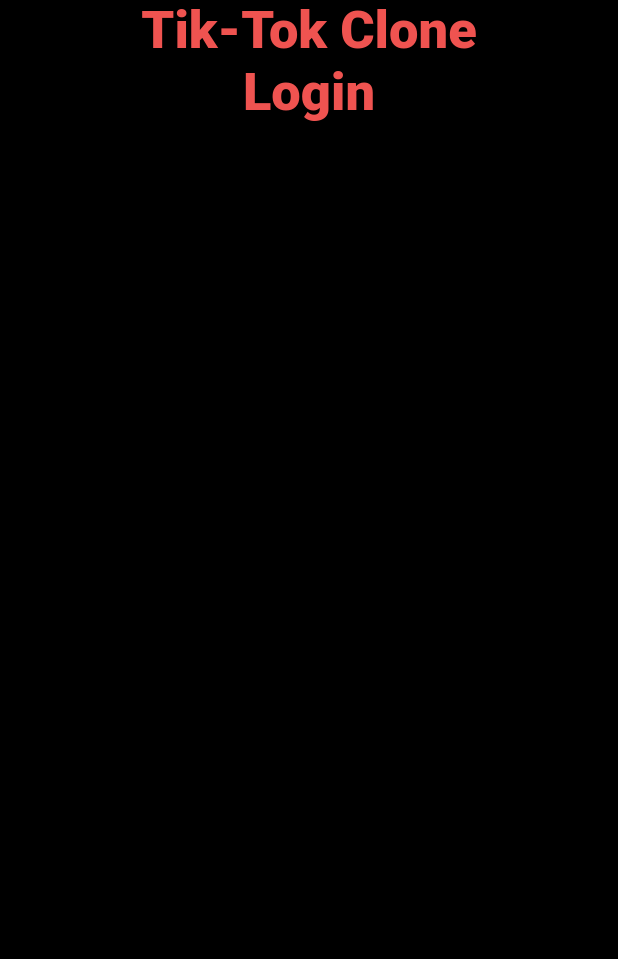
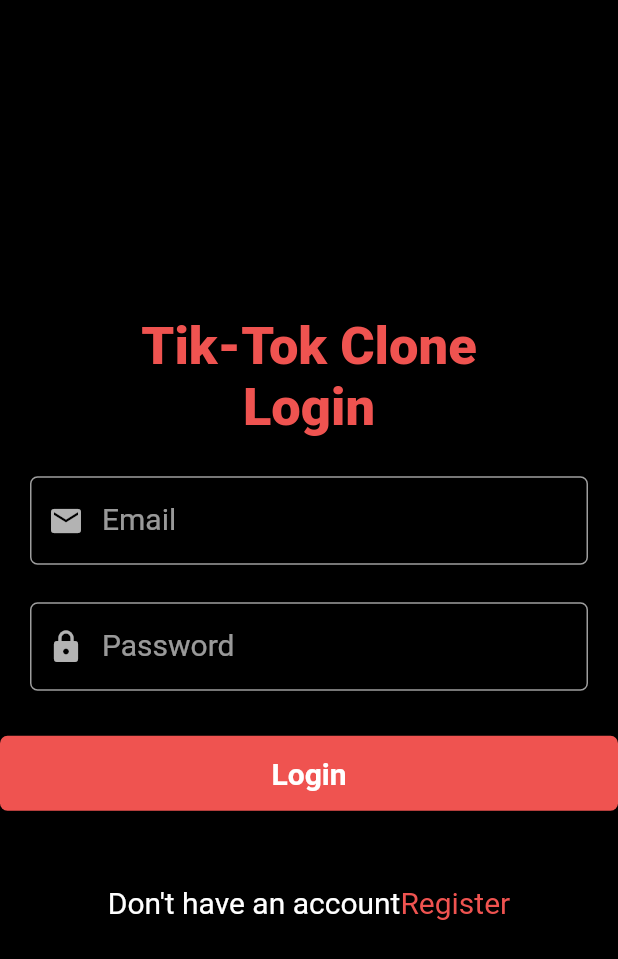
Before and after one commit to XArchangel1/Tik-Tok-Clone, a Flutter app: the screen it shows after launch, on a phone screen of 412 x 824 dp. Shown: the top 959 px of the screen. Run offline on Flutter 3.47's test engine with Material 2 defaults, Android fonts, the phone set to English and light mode, and no system bars.

Commit message:
Login Screen UI completed

```diff
--- a/lib/views/screens/auth/login_Screen.dart
+++ b/lib/views/screens/auth/login_Screen.dart
@@ -2,18 +2,22 @@
 
 import 'package:flutter/material.dart';
 import 'package:tik_tok/constants.dart';
+import 'package:tik_tok/views/widgets/text_input_field.dart';
 
 class LoginScreen extends StatelessWidget {
-  const LoginScreen({Key? key}) : super(key: key);
+  LoginScreen({Key? key}) : super(key: key);
 
+  final TextEditingController _emailcontroller = TextEditingController();
+  final TextEditingController _passwordcontroller = TextEditingController();
   @override
   Widget build(BuildContext context) {
     return Scaffold(
       body: Container(
         alignment: Alignment.center,
         child: Column(
+          mainAxisAlignment: MainAxisAlignment.center,
           children: [
-             Text(
+            Text(
               "Tik-Tok Clone",
               style: TextStyle(
                 fontSize: 35,
@@ -21,7 +25,7 @@ class LoginScreen extends StatelessWidget {
                 fontWeight: FontWeight.w900,
               ),
             ),
-             Text(
+            Text(
               'Login',
               style: TextStyle(
                 fontSize: 35,
@@ -29,8 +33,80 @@ class LoginScreen extends StatelessWidget {
                 fontWeight: FontWeight.w900,
               ),
             ),
-
-            const SizedBox(height: 25,),
+            const SizedBox(
+              height: 25,
+            ),
+            Container(
+              width: MediaQuery.of(context).size.width,
+              margin: const EdgeInsets.symmetric(horizontal: 20),
+              child: TextInputField(
+                controller: _emailcontroller,
+                labelText: 'Email',
+                icon: Icons.email,
+              ),
+            ),
+            const SizedBox(
+              height: 25,
+            ),
+            Container(
+              width: MediaQuery.of(context).size.width,
+              margin: const EdgeInsets.symmetric(horizontal: 20),
+              child: TextInputField(
+                controller: _passwordcontroller,
+                labelText: 'Password',
+                icon: Icons.lock,
+              ),
+            ),
+            const SizedBox(
+              height: 30,
+            ),
+            Container(
+              width: MediaQuery.of(context).size.width,
+              height: 50,
+              decoration: BoxDecoration(
+                color: buttonColor,
+                borderRadius: const BorderRadius.all(
+                  Radius.circular(5),
+                ),
+              ),
+              child: InkWell(
+                onTap: () {
+                  print('Login User');
+                },
+                child: const Center(
+                  child: Text(
+                    'Login',
+                    style: TextStyle(
+                      fontSize: 20,
+                      fontWeight: FontWeight.w700,
+                    ),
+                  ),
+                ),
+              ),
+            ),
+            const SizedBox(
+              height: 50,
+            ),
+            InkWell(
+              onTap: () {
+                print("Navigating User");
+              },
+              child: Row(
+                mainAxisAlignment: MainAxisAlignment.center,
+                children: [
+                  const Text(
+                    "Don't have an account",
+                    style: TextStyle(
+                      fontSize: 20,
+                    ),
+                  ),
+                  Text(
+                    'Register',
+                    style: TextStyle(fontSize: 20, color: buttonColor),
+                  ),
+                ],
+              ),
+            ),
           ],
         ),
       ),
--- a/lib/views/widgets/text_input_field.dart
+++ b/lib/views/widgets/text_input_field.dart
@@ -1,8 +1,14 @@
+import 'dart:isolate';
+
 import 'package:flutter/material.dart';
 import 'package:tik_tok/constants.dart';
 
 class TextInputField extends StatelessWidget {
-  const TextInputField({Key? key}) : super(key: key);
+  final TextEditingController controller;
+  final String labelText;
+  final bool isObscure;
+  final IconData icon;
+  const TextInputField({Key? key,required this.controller, required this.labelText, this.isObscure = false, required this.icon}) : super(key: key);
 
   @override
   Widget build(BuildContext context) {
@@ -23,6 +29,7 @@ class TextInputField extends StatelessWidget {
           borderSide: const BorderSide(color: borderColor),
         ),
       ),
+      obscureText: isObscure,
     );
   }
 }
```
